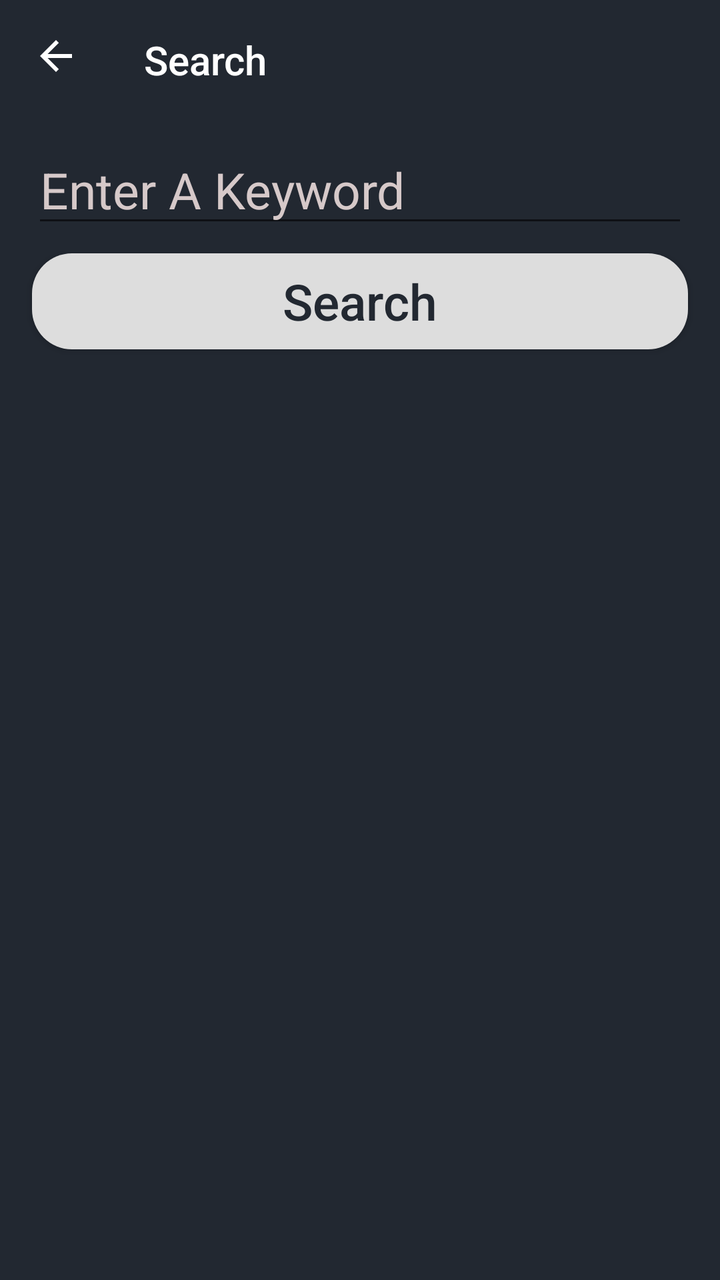
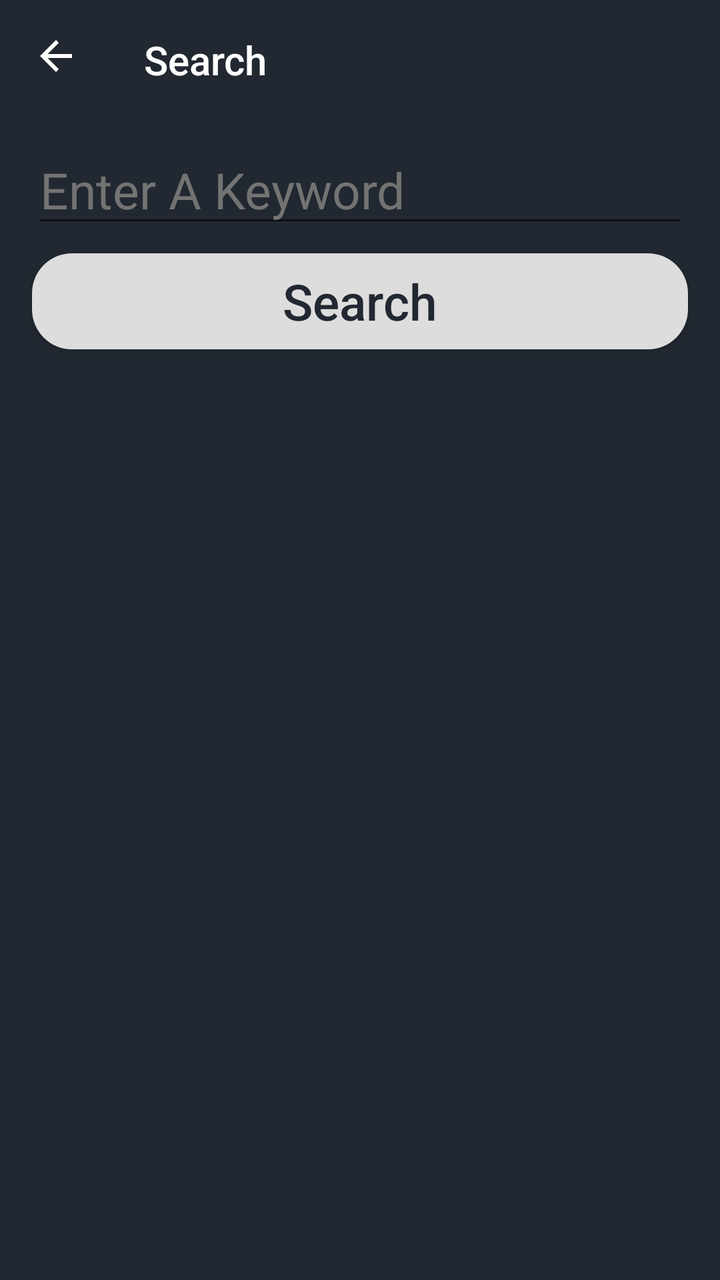

Two renders of the same Android screen: before a commit and after it. Below are the layout's source before the change and the commit's diff.
<!-- AndroidManifest.xml: application theme AppTheme -->
<!-- res/layout/activity_search.xml -->
<?xml version="1.0" encoding="utf-8"?>
<androidx.constraintlayout.widget.ConstraintLayout xmlns:android="http://schemas.android.com/apk/res/android"
    xmlns:app="http://schemas.android.com/apk/res-auto"
    xmlns:tools="http://schemas.android.com/tools"
    android:layout_width="match_parent"
    android:layout_height="match_parent"
    android:background="@color/lightBgColor"
    tools:context=".SearchActivity">

    <com.google.android.material.appbar.MaterialToolbar
        android:id="@+id/toolbarSearch"
        android:layout_width="match_parent"
        android:layout_height="60dp"
        app:layout_constraintTop_toTopOf="parent"
        app:layout_constraintStart_toStartOf="parent"
        app:layout_constraintEnd_toEndOf="parent"
        app:title="Search"
        android:clickable="true"
        app:navigationIcon="@drawable/back_icon"
        app:titleTextColor="@android:color/white"
        android:background="@color/colorPrimary"
        android:focusable="true" />

    <EditText
        android:id="@+id/searchEditText"
        android:layout_width="match_parent"
        android:layout_height="wrap_content"
        android:layout_marginStart="16dp"
        android:layout_marginTop="8dp"
        android:layout_marginEnd="16dp"
        android:hint="Enter A Keyword"
        android:textColor="@color/textColorDark"
        android:textColorHint="#D6C9C9"
        android:textSize="25sp"
        app:layout_constraintEnd_toEndOf="parent"
        app:layout_constraintStart_toStartOf="parent"
        app:layout_constraintTop_toBottomOf="@id/toolbarSearch" />

    <Button
        android:id="@+id/searchButton"
        android:layout_width="match_parent"
        android:layout_height="wrap_content"
        android:layout_marginStart="16dp"
        android:layout_marginTop="8dp"
        android:layout_marginEnd="16dp"
        android:background="@drawable/custom_button"
        android:text="Search"
        android:textColor="@color/lightBgColor"
        android:textAllCaps="false"
        android:textSize="25sp"
        app:layout_constraintEnd_toEndOf="parent"
        app:layout_constraintStart_toStartOf="parent"
        app:layout_constraintTop_toBottomOf="@id/searchEditText" />

    <androidx.recyclerview.widget.RecyclerView
        android:id="@+id/searchRecyclerView"
        android:layout_width="0dp"
        android:layout_height="0dp"
        android:layout_marginTop="8dp"
        android:layout_marginBottom="8dp"
        android:orientation="vertical"
        app:layoutManager="androidx.recyclerview.widget.LinearLayoutManager"
        app:layout_constraintBottom_toBottomOf="parent"
        app:layout_constraintEnd_toEndOf="parent"
        app:layout_constraintStart_toStartOf="parent"
        app:layout_constraintTop_toBottomOf="@+id/searchButton" />

    <ProgressBar
        android:id="@+id/searchProgressBar"
        style="?android:attr/progressBarStyle"
        android:layout_width="wrap_content"
        android:layout_height="wrap_content"
        android:visibility="invisible"
        app:layout_constraintBottom_toBottomOf="@+id/searchRecyclerView"
        app:layout_constraintEnd_toEndOf="@id/searchRecyclerView"
        app:layout_constraintStart_toStartOf="@+id/searchRecyclerView"
        app:layout_constraintTop_toBottomOf="@+id/searchButton" />

</androidx.constraintlayout.widget.ConstraintLayout>
<!-- resources referenced by this layout -->
<resources>
  <color name="colorPrimary">#222831</color>
  <color name="lightBgColor">#222831</color>
  <color name="textColorDark">#dddddd</color>
  <!-- drawable back_icon (drawable) -->
  <vector android:height="24dp" android:tint="#FFFFFF"
      android:viewportHeight="24" android:viewportWidth="24"
      android:width="24dp" xmlns:android="http://schemas.android.com/apk/res/android">
      <path android:fillColor="@android:color/white" android:pathData="M20,11H7.83l5.59,-5.59L12,4l-8,8 8,8 1.41,-1.41L7.83,13H20v-2z"/>
  </vector>
  <!-- drawable custom_button (drawable) -->
  <?xml version="1.0" encoding="utf-8"?>
  <shape android:shape="rectangle" xmlns:android="http://schemas.android.com/apk/res/android">
  <solid android:color="@color/textColorDark"/>
      <corners android:radius="20dp"/>
  </shape>
  <style name="AppTheme" parent="Theme.AppCompat.Light.NoActionBar">
          <item name="colorPrimary">@color/colorPrimary</item>
          <item name="colorPrimaryDark">@color/colorPrimary</item>
          <item name="colorAccent">@color/colorAccent</item>
      </style>
  <color name="colorAccent">#FFEB3B</color>
</resources>

<!-- the commit's change to res/layout/activity_search.xml (unified diff, before → after) -->
@@ -29,8 +29,10 @@
         android:layout_marginTop="8dp"
         android:layout_marginEnd="16dp"
         android:hint="Enter A Keyword"
+        android:inputType="text"
+        android:imeOptions="actionSearch"
         android:textColor="@color/textColorDark"
-        android:textColorHint="#D6C9C9"
+        android:textColorHint="#737373"
         android:textSize="25sp"
         app:layout_constraintEnd_toEndOf="parent"
         app:layout_constraintStart_toStartOf="parent"
